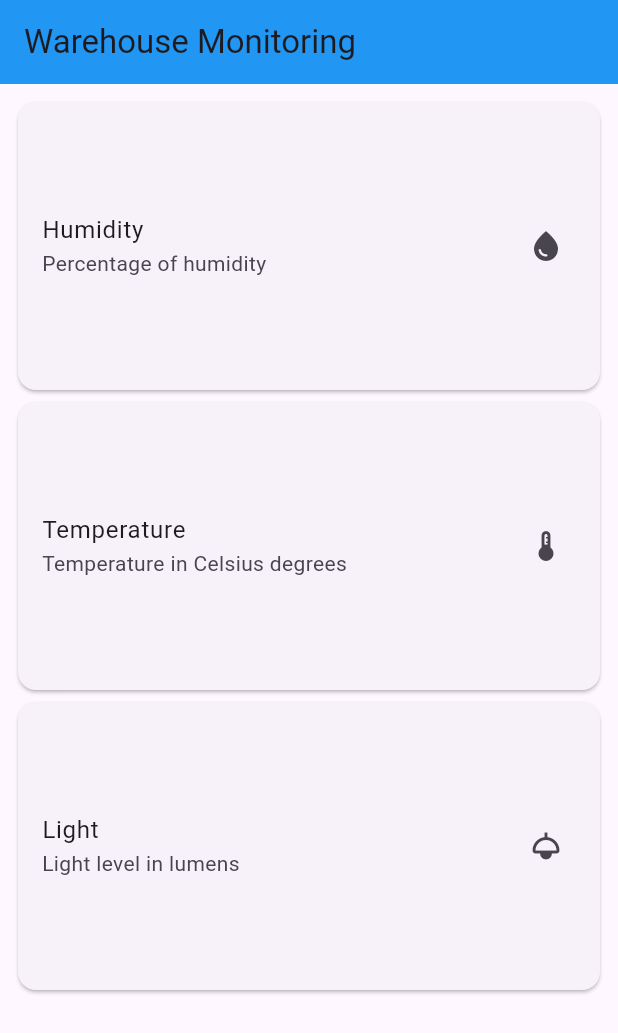
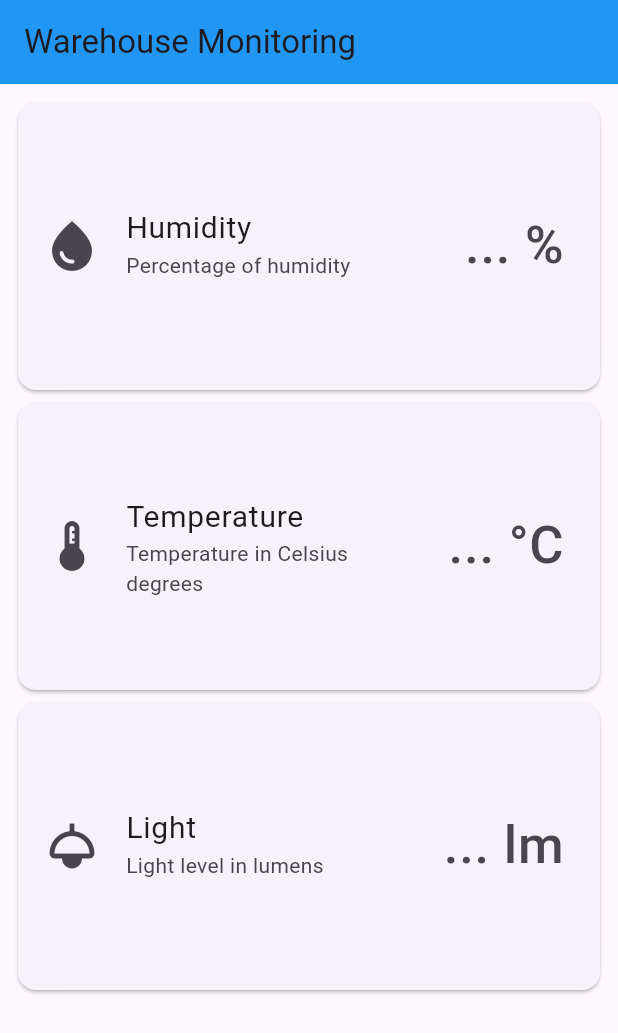
Before and after one commit to franciscomcsousa/WareSmart, a Flutter app: the screen it shows after launch, on a phone screen of 412 x 824 dp. Shown: the top 1033 px of the screen. Run offline on Flutter 3.47's test engine with Material 3 defaults, Android fonts, the phone set to English and light mode, and no system bars; missing offline and left inert: dart:ffi; network calls fail.

Commit message:
Application is now able to display fetched sensor values

```diff
--- a/frontend/application/lib/main.dart
+++ b/frontend/application/lib/main.dart
@@ -1,3 +1,5 @@
+import 'dart:ffi';
+
 import 'package:flutter/material.dart';
 import 'httpRequests.dart';
 
@@ -6,13 +8,10 @@ void main() {
 }
 
 class MyApp extends StatelessWidget {
-  MyApp({super.key});
-
-  late Future<Sensors> futureSensor = fetchSensors();
+  const MyApp({super.key});
 
   @override
   Widget build(BuildContext context) {
-    print("Built!");
     return MaterialApp(
       home: Scaffold(
         appBar: AppBar(
@@ -25,9 +24,14 @@ class MyApp extends StatelessWidget {
   }
 }
 
-class ListViewHome extends StatelessWidget {
+class ListViewHome extends StatefulWidget {
   ListViewHome({super.key});
 
+  @override
+  State<StatefulWidget> createState() => _ListViewState();
+}
+
+class _ListViewState extends State<ListViewHome> {
   final titles = ["Humidity", "Temperature", "Light"];
 
   final subtitles = [
@@ -35,6 +39,10 @@ class ListViewHome extends StatelessWidget {
     "Temperature in Celsius degrees",
     "Light level in lumens"
   ];
+
+  final units = ["%", "°C", "lm"];
+
+  final reading = ["...", "...", "..."];
 
   final icons = [Icons.water_drop, Icons.thermostat, Icons.light];
 
@@ -45,19 +53,52 @@ class ListViewHome extends StatelessWidget {
       scrollDirection: Axis.vertical,
       itemCount: titles.length,
       itemBuilder: (context, index) {
+        return FutureBuilder(
+          future: fetchSensors(),
+          builder: (context, snapshot) {
             return InkWell(
+              // TODO - try using doubleTap and tripleTap to add a forced cooldown between taps
               onTap: () {
-            // Probably insert future builder here
-            print("Button tapped");
+                // setState triggers a state update
+                setState(
+                  () {
+                    if (snapshot.hasData) {
+                      var snapshotList = [
+                        snapshot.data!.humidity,
+                        snapshot.data!.temperature,
+                        snapshot.data!.light
+                      ];
+                      reading[index] = snapshotList[index].toString();
+                    } else if (snapshot.hasError) {
+                      ScaffoldMessenger.of(context).showSnackBar(
+                        SnackBar(
+                          // TODO - add action to retry
+                          content: Text(
+                              "Couldn't obtain data for the ${titles[index].toLowerCase()} value. Please try again later."),
+                        ),
+                      );
+                    }
+                    print("Fetched ${reading[index]} ${units[index]}.");
+                  },
+                );
               },
               child: Container(
                 height: 200,
                 child: Card(
                   child: Center(
                     child: ListTile(
-                  title: Text(titles[index]),
-                  subtitle: Text(subtitles[index], textAlign: TextAlign.left),
-                  trailing: Icon(icons[index]),
+                      title: Text(
+                        "${titles[index]}",
+                        style: const TextStyle(fontSize: 20.00),
+                      ),
+                      subtitle:
+                          Text(subtitles[index], textAlign: TextAlign.left),
+                      leading: Icon(
+                        icons[index],
+                        size: 40,
+                      ),
+                      trailing: Text("${reading[index]} ${units[index]}",
+                          style: const TextStyle(fontSize: 35.0)),
                     ),
                   ),
                 ),
@@ -65,5 +106,7 @@ class ListViewHome extends StatelessWidget {
             );
           },
         );
+      },
+    );
   }
 }
```
Also changed, not shown: 2 other files. Lines whose indentation alone changed are shown as unchanged.
